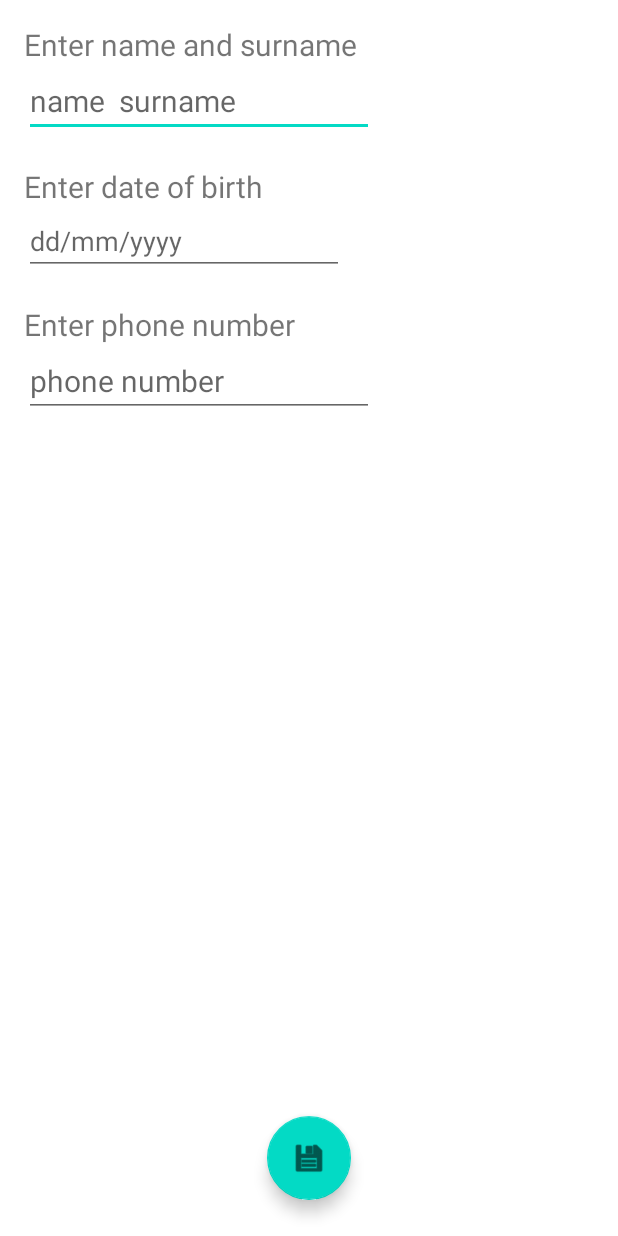
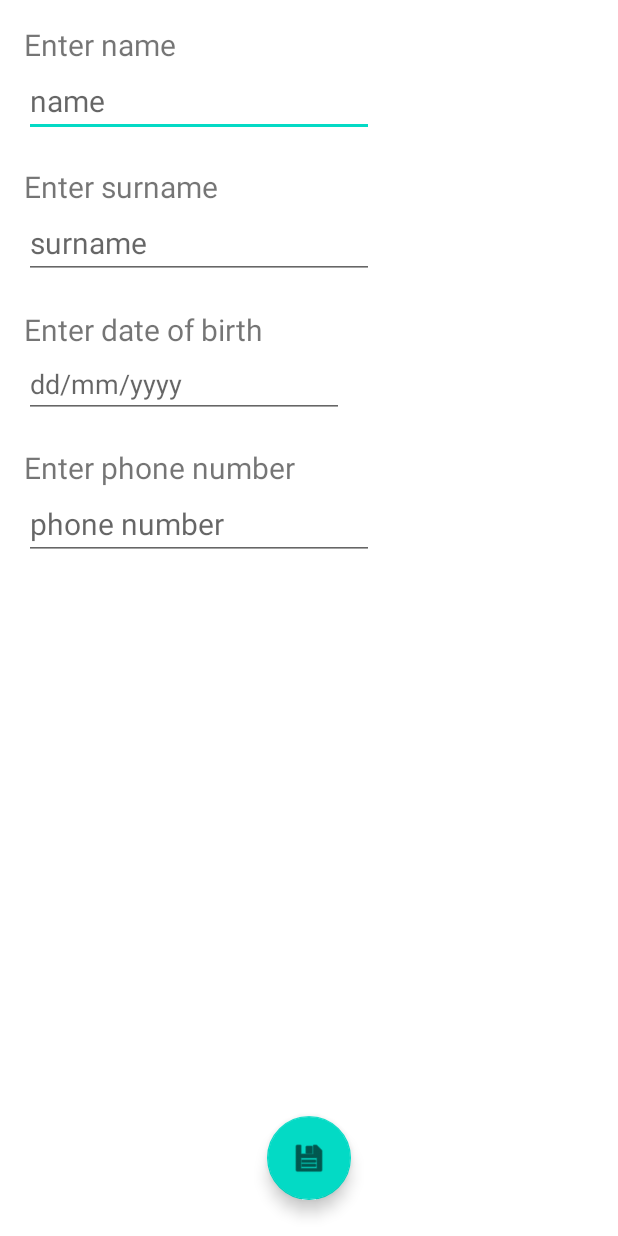
Before and after one commit to S4lemq/ContactsAndroidApp, an Android app: the layout fragment_add_task.xml on its own in the app's theme, with its tools: preview values and no code run, on a phone screen of 412 x 824 dp. Run offline under Robolectric (Android 15) with nearby library versions, the phone set to English and light mode, and no system bars.

Commit message:
add name,surname,date validator and warn message, update phone validator

```diff
--- a/app/src/main/java/com/example/contactsmobileapp/DisplayTaskFragment.kt
+++ b/app/src/main/java/com/example/contactsmobileapp/DisplayTaskFragment.kt
@@ -31,7 +31,7 @@ class DisplayTaskFragment : Fragment() {
     override fun onViewCreated(view: View, savedInstanceState: Bundle?) {
         super.onViewCreated(view, savedInstanceState)
         val task: TaskItem = args.task
-        binding.displayNameAndSurname.text = task.nameAndSurname
+        binding.displayNameAndSurname.text = task.name + " " + task.surname
         binding.displayPhoneNumber.text = task.phoneNumber.toString()
         binding.displayDateOfBirth.text = task.dateOfBirth
         val resource = when(task.avatarNumber){
--- a/app/src/main/java/com/example/contactsmobileapp/MyTaskRecyclerViewAdapter.kt
+++ b/app/src/main/java/com/example/contactsmobileapp/MyTaskRecyclerViewAdapter.kt
@@ -47,7 +47,7 @@ class MyTaskRecyclerViewAdapter(private val values: List<TaskItem>,
         }
 
         holder.imgView.setImageResource(resource)
-        holder.contentView.text = item.nameAndSurname
+        holder.contentView.text = item.name + " " + item.surname
 
         holder.itemContainer.setOnClickListener{
             eventListener.onItemClick(position)
--- a/app/src/main/java/com/example/contactsmobileapp/TaskFragment.kt
+++ b/app/src/main/java/com/example/contactsmobileapp/TaskFragment.kt
@@ -67,7 +67,10 @@ class TaskFragment : Fragment(), ToDoListListener,
     }
 
     private fun showCallDialog(position: Int) {
-        val callDialog = CallDialogFragment.newInstance(Tasks.ITEMS.get(position).nameAndSurname,position,this)
+        val callDialog = CallDialogFragment.newInstance(
+            (Tasks.ITEMS.get(position).name + " " + Tasks.ITEMS.get(position).surname),
+            position,
+            this)
         callDialog.show(requireActivity().supportFragmentManager,"CallDialog")
     }
 
--- a/app/src/main/res/layout/fragment_add_task.xml
+++ b/app/src/main/res/layout/fragment_add_task.xml
@@ -8,27 +8,27 @@
     tools:context=".AddTaskFragment" >
 
     <TextView
-        android:id="@+id/labelNameSurname"
+        android:id="@+id/labelName"
         android:layout_width="wrap_content"
         android:layout_height="wrap_content"
         android:layout_marginStart="16dp"
         android:layout_marginTop="16dp"
-        android:text="Enter name and surname"
+        android:text="Enter name"
         android:textSize="20sp"
         app:layout_constraintStart_toStartOf="parent"
         app:layout_constraintTop_toTopOf="parent" />
 
     <EditText
-        android:id="@+id/inputNameSurname"
+        android:id="@+id/inputName"
         android:layout_width="wrap_content"
         android:layout_height="wrap_content"
         android:layout_marginStart="16dp"
         android:ems="10"
-        android:hint="name  surname"
+        android:hint="name"
         android:inputType="textPersonName"
         android:textSize="20sp"
         app:layout_constraintStart_toStartOf="parent"
-        app:layout_constraintTop_toBottomOf="@+id/labelNameSurname" />
+        app:layout_constraintTop_toBottomOf="@+id/labelName" />
 
     <TextView
         android:id="@+id/labelDateOfBirth"
@@ -38,7 +38,7 @@
         android:text="Enter date of birth"
         android:textSize="20sp"
         app:layout_constraintStart_toStartOf="parent"
-        app:layout_constraintTop_toBottomOf="@+id/warn_nameAndSurname" />
+        app:layout_constraintTop_toBottomOf="@+id/warn_surname" />
 
     <TextView
         android:id="@+id/labelPhoneNumber"
@@ -85,16 +85,15 @@
         app:layout_constraintTop_toBottomOf="@+id/labelDateOfBirth" />
 
     <TextView
-        android:id="@+id/warn_nameAndSurname"
+        android:id="@+id/warn_name"
         android:layout_width="wrap_content"
         android:layout_height="wrap_content"
         android:layout_marginStart="16dp"
-        android:text="Enter your name"
         android:textColor="@color/design_default_color_error"
         android:textSize="14sp"
         android:visibility="invisible"
         app:layout_constraintStart_toStartOf="parent"
-        app:layout_constraintTop_toBottomOf="@+id/inputNameSurname" />
+        app:layout_constraintTop_toBottomOf="@+id/inputName" />
 
     <TextView
         android:id="@+id/warn_dateOfBirth"
@@ -109,12 +108,45 @@
 
     <TextView
         android:id="@+id/warn_phoneNumber"
-        android:layout_width="wrap_content"
-        android:layout_height="wrap_content"
+        android:layout_width="212dp"
+        android:layout_height="19dp"
         android:layout_marginStart="16dp"
         android:text="..."
         android:textColor="@color/design_default_color_error"
         android:visibility="invisible"
         app:layout_constraintStart_toStartOf="parent"
         app:layout_constraintTop_toBottomOf="@+id/inputPhoneNumber" />
+
+    <TextView
+        android:id="@+id/labelSurname"
+        android:layout_width="wrap_content"
+        android:layout_height="wrap_content"
+        android:layout_marginStart="16dp"
+        android:text="Enter surname"
+        android:textSize="20sp"
+        app:layout_constraintStart_toStartOf="parent"
+        app:layout_constraintTop_toBottomOf="@+id/warn_name" />
+
+    <EditText
+        android:id="@+id/inputSurname"
+        android:layout_width="wrap_content"
+        android:layout_height="wrap_content"
+        android:layout_marginStart="16dp"
+        android:ems="10"
+        android:hint="surname"
+        android:inputType="textPersonName"
+        android:textSize="20sp"
+        app:layout_constraintStart_toStartOf="parent"
+        app:layout_constraintTop_toBottomOf="@+id/labelSurname" />
+
+    <TextView
+        android:id="@+id/warn_surname"
+        android:layout_width="207dp"
+        android:layout_height="20dp"
+        android:layout_marginStart="16dp"
+        android:text="..."
+        android:visibility="invisible"
+        app:layout_constraintStart_toStartOf="parent"
+        app:layout_constraintTop_toBottomOf="@+id/inputSurname" />
+
 </androidx.constraintlayout.widget.ConstraintLayout>
--- a/app/src/main/res/values/strings.xml
+++ b/app/src/main/res/values/strings.xml
@@ -4,4 +4,6 @@
     <string name="hello_blank_fragment">Hello blank fragment</string>
     <string name="default_name_and_surname">Jacek Szparson</string>
     <string name="default_date_of_birth">01/01/1970</string>
+    <string name="default_name">Jacek</string>
+    <string name="default_surname">Szparson</string>
 </resources>
```
Also changed, not shown: app/src/main/java/com/example/contactsmobileapp/AddTaskFragment.kt (+23 -9 lines), app/src/main/java/com/example/contactsmobileapp/data/Tasks.kt (+8 -4 lines), app/src/main/java/com/example/contactsmobileapp/warnMessages/showWarnDateOfBirth.kt (added, +31 -0 lines), app/src/main/java/com/example/contactsmobileapp/warnMessages/showWarnNameSurname.kt (added, +31 -0 lines), app/src/main/java/com/example/contactsmobileapp/warnMessages/showWarnPhoneNumber.kt (+5 -6 lines), app/src/main/java/com/example/contactsmobileapp/warnMessages/validator/ValidateInputData.kt (added, +17 -0 lines), app/src/main/java/com/example/contactsmobileapp/warnMessages/validators/ValidatePhoneNumber.kt (deleted, +0 -10 lines).
